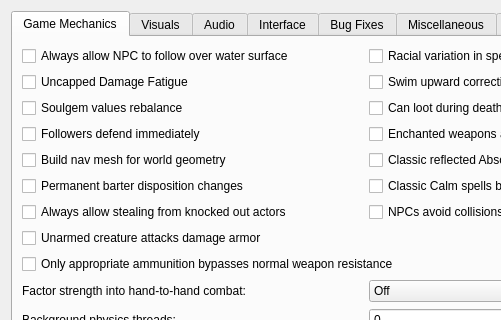
Qt form files/ui/settingspage.ui (sunhawken/openmw) before a commit; both pictures show x 0 to 501 and y 0 to 320 of the 732 by 503 pixel window.
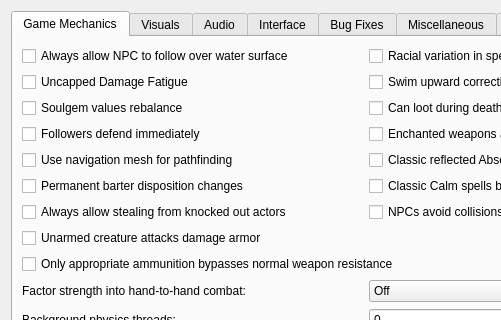
The same form after that commit.

Commit message:
Reword navigation mesh related docs and tooltips
To explain the effect of the setting in a more user friendly language.

```diff
--- a/files/ui/settingspage.ui
+++ b/files/ui/settingspage.ui
@@ -119,7 +119,7 @@
             <string>&lt;html&gt;&lt;head/&gt;&lt;body&gt;&lt;p&gt;Enable navigator. When enabled background threads are started to build nav mesh for world geometry. Pathfinding system uses nav mesh to build paths. When disabled only pathgrid is used to build paths. Single-core CPU systems may have big performance impact on exiting interior location and moving across exterior world. May slightly affect performance on multi-core CPU systems. Multi-core CPU systems may have different latency for nav mesh update depending on other settings and system performance. Moving across external world, entering/exiting location produce nav mesh update. NPC and creatures may not be able to find path before nav mesh is built around them. Try to disable this if you want to have old fashioned AI which doesn’t know where to go when you stand behind that stone and casting a firebolt.&lt;/p&gt;&lt;/body&gt;&lt;/html&gt;</string>
            </property>
            <property name="text">
-            <string>Build nav mesh for world geometry</string>
+            <string>Use navigation mesh for pathfinding</string>
            </property>
           </widget>
          </item>
```
Left out of the diff: 2 changed lines with no effect on the pictures. The commit also changes 1 other file.
